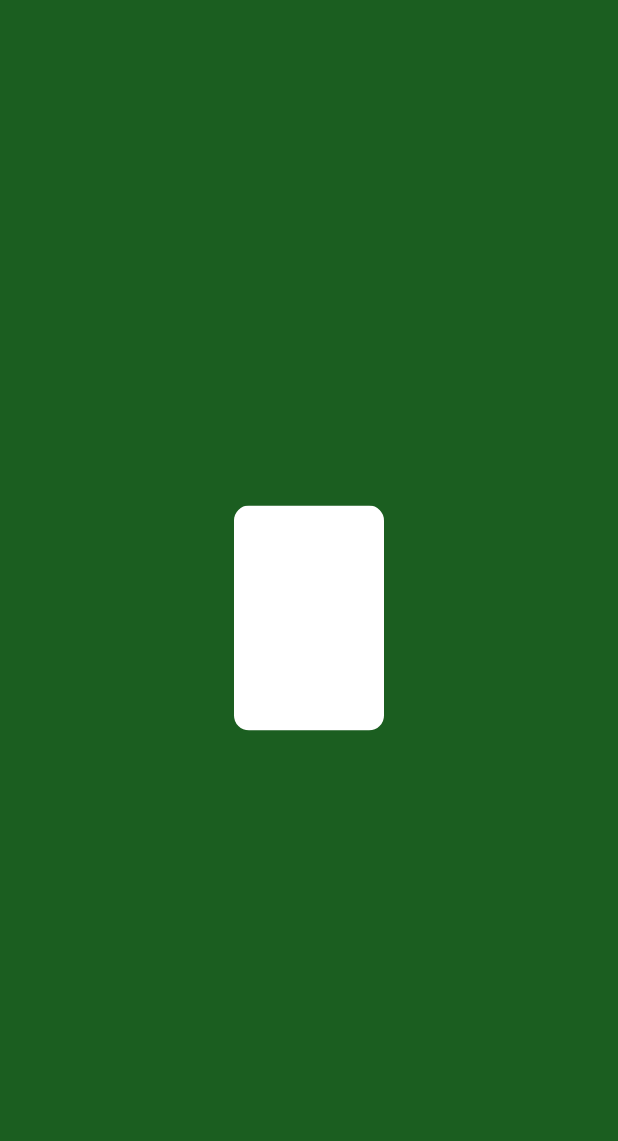
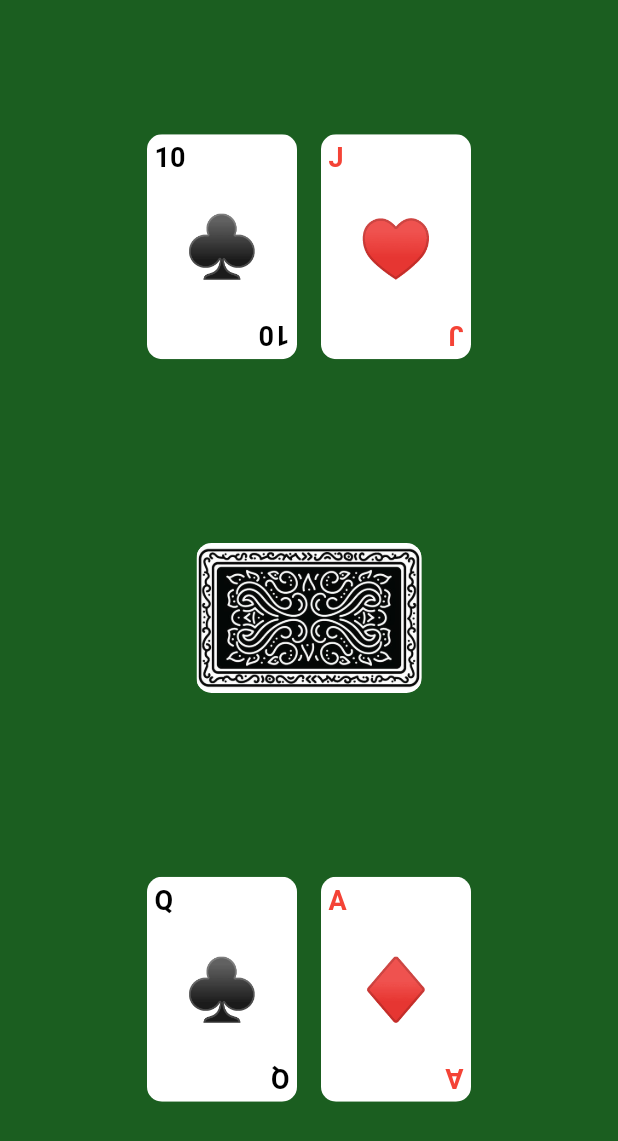
Before and after one commit to danpellegrino/blackjackapp, a Flutter app: the screen it shows after launch, on a phone screen of 412 x 824 dp. Shown: the top 1141 px of the screen. Run offline on Flutter 3.47's test engine with Material 2 defaults, Android fonts, the phone set to English and light mode, and no system bars.

Commit message:
added ui

```diff
--- a/lib/card.dart
+++ b/lib/card.dart
@@ -1,15 +1,20 @@
 import 'package:flutter/material.dart';
 
-class MyCard extends StatelessWidget {
+class CardBack extends StatelessWidget {
+
   @override
   Widget build(BuildContext context) {
-    return ClipRRect(
+    return Padding(
+      padding: const EdgeInsets.all(8.0),
+      child: ClipRRect(
         borderRadius: BorderRadius.circular(10),
           child: Container(
             color: Colors.white,
             height: 150,
             width: 100,
-          )
+            child: Image.asset('lib/assets/blackcard_back.jpg'),
+          ),
+      ),
     );
   }
 }
--- /dev/null
+++ b/lib/cardtemplate.dart
@@ -0,0 +1,59 @@
+import 'package:flutter/material.dart';
+import 'dart:math';
+
+class CardTemplate extends StatelessWidget {
+  final suit;
+  final color;
+  final number;
+
+  CardTemplate({this.suit,this.color,this.number});
+
+  @override
+  Widget build(BuildContext context) {
+    return Padding(
+      padding: const EdgeInsets.all(8.0),
+      child: ClipRRect(
+        borderRadius: BorderRadius.circular(10),
+          child: Container(
+              padding: EdgeInsets.all(5),
+            color: Colors.white,
+            height: 150,
+            width: 100,
+            child: Center(
+              child: Column(
+                mainAxisAlignment: MainAxisAlignment.spaceBetween,
+                children: [
+                  Row(
+                    children: [
+                      Text(
+                        number,
+                        style: TextStyle(
+                          fontSize: 18,
+                          fontWeight: FontWeight.bold,
+                          color: color),
+                      )
+                    ],
+                  ),
+                  suit,
+                  Transform.rotate(
+                    angle: pi,
+                    child: Row(
+                      children: [
+                        Text(
+                          number,
+                          style: TextStyle(
+                            fontSize: 18,
+                            fontWeight: FontWeight.bold,
+                            color: color),
+                        )
+                      ],
+                    ),
+                  )
+                ],
+              )
+            ),
+         ),
+      ),
+    );
+  }
+}
--- a/lib/homepage.dart
+++ b/lib/homepage.dart
@@ -1,23 +1,88 @@
 import 'package:flutter/material.dart';
+
+import 'dart:math';
 import 'card.dart';
+import 'cardtemplate.dart';
+import 'suits.dart';
 
 class Homepage extends StatefulWidget {
   @override
   _HomePageState createState() => _HomePageState();
 }
 
-class _HomePageState extends State<Homepage> {
+class _HomePageState extends State<Homepage> with SingleTickerProviderStateMixin {
+
+  late AnimationController _animationController;
+  late Animation<double> _animation;
+  AnimationStatus _animationStatus = AnimationStatus.dismissed;
+
+  @override
+  void initState() {
+    super.initState();
+
+    _animationController =
+        AnimationController(duration: Duration(milliseconds: 200), vsync: this);
+
+    _animation = Tween(begin:0.0, end: 1.0).animate(_animationController)
+      ..addListener(() {
+      setState(() {});
+    })..addStatusListener((status) {_animationStatus = status;});
+  }
+
   @override
   Widget build(BuildContext context) {
     return Scaffold(
       backgroundColor: Colors.green[900],
       body: Center(
-        child: Container(child: Column(
-          mainAxisAlignment: MainAxisAlignment.center,
-          children: [
-            MyCard()
-          ],
-        ),),
+        child: Container(
+          child: Column(
+            mainAxisAlignment: MainAxisAlignment.spaceEvenly,
+            children: [
+              Row(
+                mainAxisAlignment: MainAxisAlignment.center,
+                children: [CardTemplate(
+                  color: Colors.black,
+                  number: '10',
+                  suit: clover(),
+                ), CardTemplate(
+                  color: Colors.red,
+                  number: 'J',
+                  suit: heart(),
+                )],
+              ),
+              Transform.rotate(angle: pi/2, child: CardBack(),),
+              Row(
+                mainAxisAlignment: MainAxisAlignment.center,
+                children: [
+                  getFlippingCard("Q", clover(), Colors.black),
+                  getFlippingCard("A", diamond(), Colors.red)
+                ],
+              )
+            ],
+          ),
+        ),
+      ),
+    );
+  }
+
+  Widget getFlippingCard(var number, var suit, var color) {
+    return Transform(
+      alignment: FractionalOffset.center,
+      transform: Matrix4.identity()..setEntry(3, 2, 0.002)..rotateY(pi * _animation.value),
+      child: GestureDetector(
+        onTap: () {
+          if (_animationStatus == AnimationStatus.dismissed) {
+            _animationController.forward();
+          }
+          else {
+            _animationController.reverse();
+          }
+        },
+        child: _animation.value >= 0.5 ? CardBack() : CardTemplate(
+                  color: color,
+                  number: number,
+                  suit: suit,
+                ),
       ),
     );
   }
--- a/lib/main.dart
+++ b/lib/main.dart
@@ -1,5 +1,6 @@
 import 'package:flutter/material.dart';
 import 'homepage.dart';
+
 
 void main() {
   runApp(MyApp());
--- /dev/null
+++ b/lib/suits.dart
@@ -0,0 +1,29 @@
+import 'package:flutter/material.dart';
+
+Widget heart() {
+  return Text (
+    '♥',
+    style: TextStyle(color: Colors.red[800], fontSize: 40),
+  );
+}
+
+Widget diamond() {
+  return Text (
+    '♦',
+    style: TextStyle(color: Colors.red[800], fontSize: 40),
+  );
+}
+
+Widget spade() {
+  return Text (
+    '♠',
+    style: TextStyle(color: Colors.black, fontSize: 40),
+  );
+}
+
+Widget clover() {
+  return Text (
+    '♣',
+    style: TextStyle(color: Colors.black, fontSize: 40),
+  );
+}
```
Also changed, not shown: pubspec.yaml (+17 -13 lines), fonts/Roboto-Black.ttf (added), fonts/Roboto-BlackItalic.ttf (added), fonts/Roboto-Bold.ttf (added), fonts/Roboto-BoldItalic.ttf (added), fonts/Roboto-Italic.ttf (added), fonts/Roboto-Light.ttf (added), fonts/Roboto-LightItalic.ttf (added), fonts/Roboto-Medium.ttf (added), fonts/Roboto-MediumItalic.ttf (added), fonts/Roboto-Regular.ttf (added), fonts/Roboto-Thin.ttf (added), fonts/Roboto-ThinItalic.ttf (added), lib/assets/blackcard_back.jpg (added), 1 more files.
